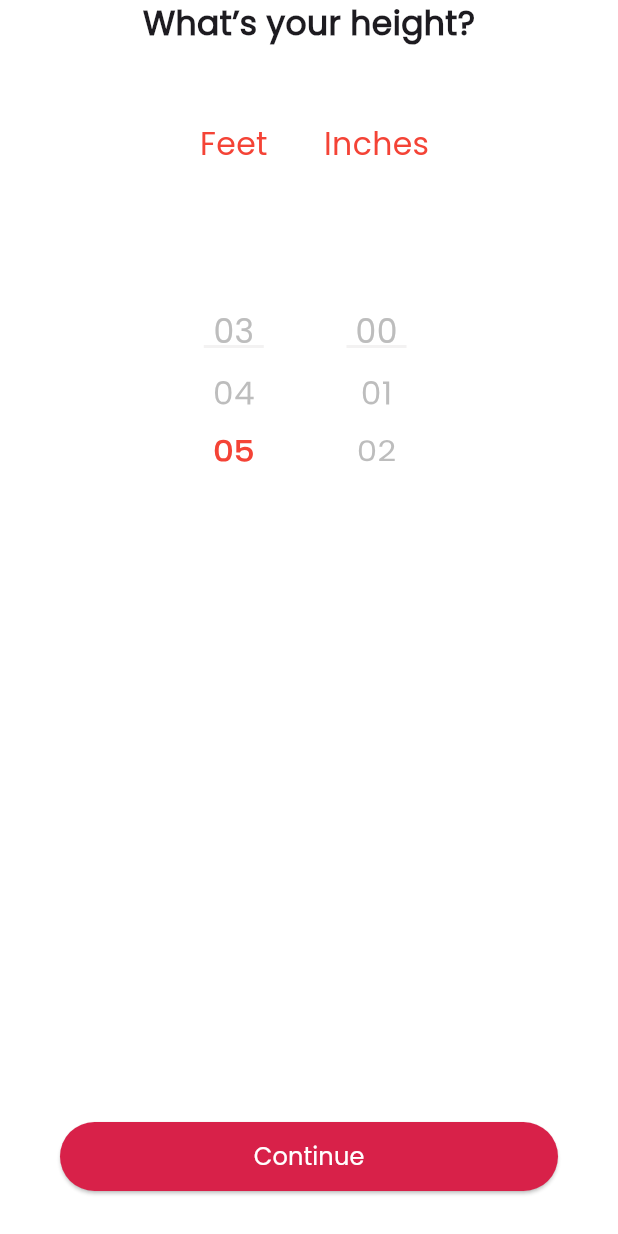
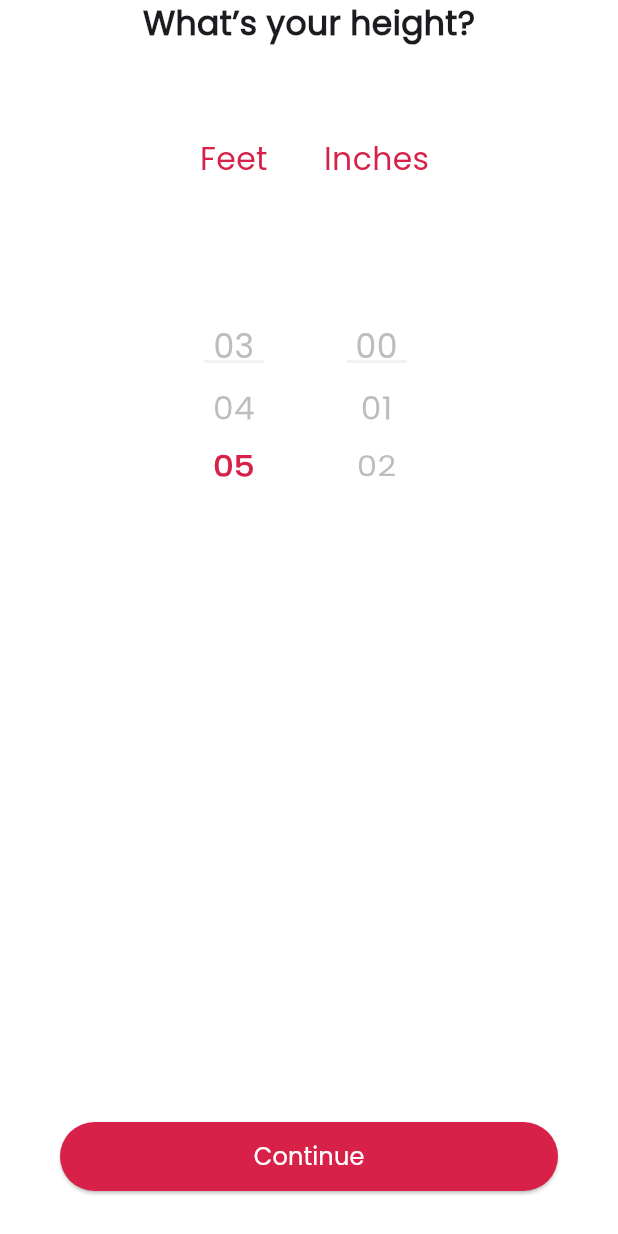
Before and after one commit to MuhammadHassan0184/Flora_Heart, a Flutter app: the HeightScreen screen opened directly with empty values, on a phone screen of 412 x 824 dp. Run offline on Flutter 3.47's test engine with Material 3 defaults, Android fonts, the phone set to English and light mode, and no system bars; our stand-ins replace flutter_svg, get, google_fonts.

Commit message:
onboarding UI done..

```diff
--- a/lib/View/Auth/signup_screen.dart
+++ b/lib/View/Auth/signup_screen.dart
@@ -128,9 +128,11 @@ class _SignupScreenState extends State<SignupScreen> {
                         ),
                       ),
                       GestureDetector(
-                        onTap: () {},
+                        onTap: () {
+                          Get.toNamed(AppRoutesName.loginScreen);
+                        },
                         child: Text(
-                          "Sign Up",
+                          "Sign In",
                           style: TextStyle(
                             fontSize: 16,
                             fontWeight: FontWeight.bold,
--- a/lib/View/OnBoarding/height_screen.dart
+++ b/lib/View/OnBoarding/height_screen.dart
@@ -30,7 +30,7 @@ class _HeightScreenState extends State<HeightScreen> {
                 style: TextStyle(fontSize: 22, fontWeight: FontWeight.w600),
               ),
 
-              SizedBox(height: 50),
+              SizedBox(height: 60),
 
               /// Feet & Inches Picker
               Row(
@@ -42,7 +42,7 @@ class _HeightScreenState extends State<HeightScreen> {
                       Text(
                         "Feet",
                         style: TextStyle(
-                          color: Colors.red,
+                          color: AppColors.primary,
                           fontSize: 21,
                           fontWeight: FontWeight.w500,
                         ),
@@ -82,7 +82,7 @@ class _HeightScreenState extends State<HeightScreen> {
                       Text(
                         "Inches",
                         style: TextStyle(
-                          color: Colors.red,
+                          color: AppColors.primary,
                           fontSize: 21,
                           fontWeight: FontWeight.w500,
                         ),
@@ -150,7 +150,7 @@ class _HeightScreenState extends State<HeightScreen> {
               style: TextStyle(
                 fontSize: 22,
                 fontWeight: isSelected ? FontWeight.w600 : FontWeight.w400,
-                color: isSelected ? Colors.red : Colors.grey[400],
+                color: isSelected ? AppColors.primary : Colors.grey[400],
               ),
             ),
           );
```
Also changed, not shown: lib/View/OnBoarding/cycle_regularity_screen.dart (+7 -7 lines), lib/View/OnBoarding/weight_screen.dart (+22 -9 lines), assets/GirlAvatarHome.svg (added).
